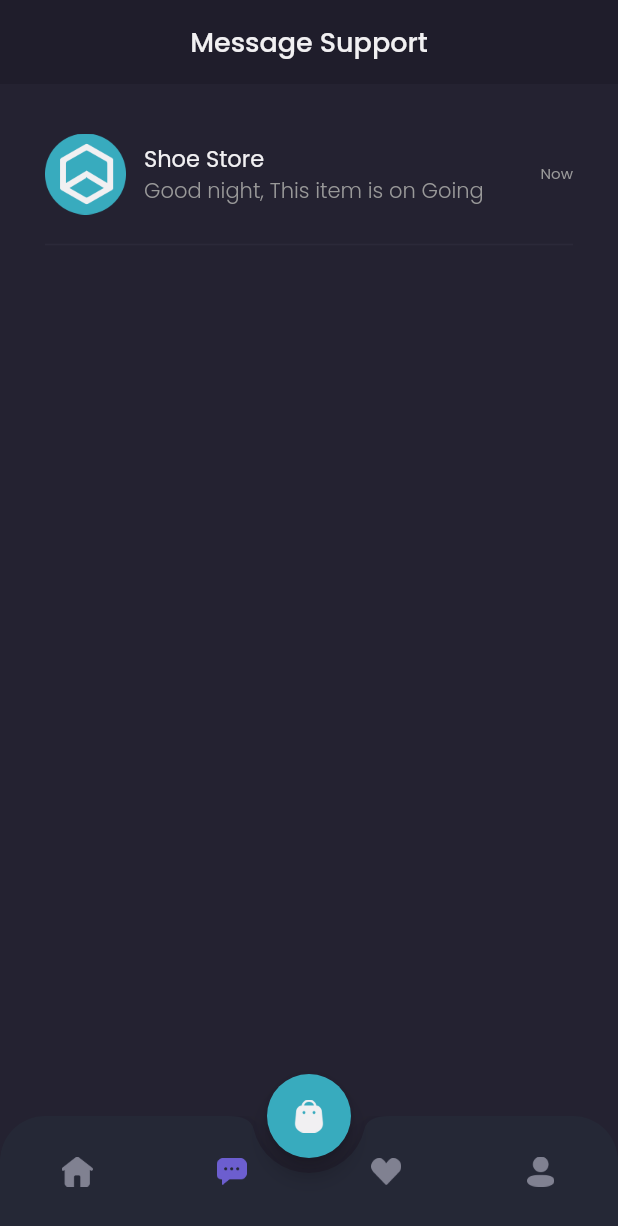
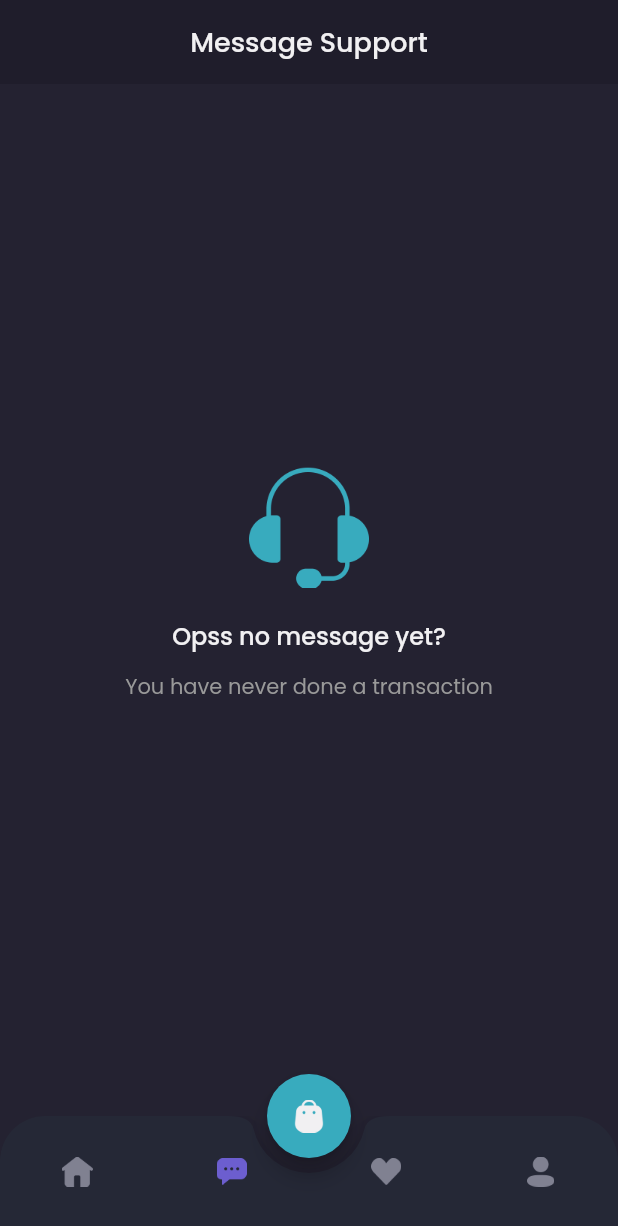
Before and after one commit to mzaka99/tokopaedi, a Flutter app: the MainPage screen opened by its route, item 2 of the bottom bar chosen, on a phone screen of 412 x 824 dp. Shown: the top 1226 px of the screen. Run offline on Flutter 3.47's test engine with Material 2 defaults, Android fonts, the phone set to English and light mode, and no system bars; our stand-ins replace cached_network_image, carousel_slider, cloud_firestore, firebase_auth, firebase_core, firebase_messaging and 7 more; accounts and stored records are empty; network calls fail.

Commit message:
Add: feature Live Chat

```diff
--- a/lib/main.dart
+++ b/lib/main.dart
@@ -14,7 +14,7 @@ import 'package:tokopaedi/pages/splash_page.dart';
 import 'package:tokopaedi/providers/authenticate_provider.dart';
 import 'package:tokopaedi/providers/cart_provider.dart';
 import 'package:tokopaedi/providers/category_product_provider.dart';
-import 'package:tokopaedi/providers/chat_provider.dart';
+import 'package:tokopaedi/providers/message.provider.dart';
 import 'package:tokopaedi/providers/favorite_provider.dart';
 import 'package:tokopaedi/providers/fcm_provider.dart';
 import 'package:tokopaedi/providers/my_order_provider.dart';
@@ -24,7 +24,6 @@ import 'package:timezone/data/latest_10y.dart';
 
 Future<void> _firebaseMessagingBackgroundHandler(RemoteMessage message) async {
   await Firebase.initializeApp();
-  print('Handling a background message ${message.messageId}');
 }
 
 void main() async {
@@ -48,7 +47,7 @@ class MyApp extends StatelessWidget {
         ChangeNotifierProvider(create: (context) => CategoryProductProvider()),
         ChangeNotifierProvider(create: (context) => FavoriteProvider()),
         ChangeNotifierProvider(create: (context) => CartProvider()),
-        ChangeNotifierProvider(create: (context) => ChatProvider()),
+        ChangeNotifierProvider(create: (context) => MessageProvider()),
         ChangeNotifierProvider(create: (context) => MyOrderProvider()),
         ChangeNotifierProvider(create: (context) => FCMProvider()),
       ],
--- a/lib/pages/home/chat_page.dart
+++ b/lib/pages/home/chat_page.dart
@@ -1,6 +1,10 @@
 import 'package:flutter/material.dart';
+import 'package:provider/provider.dart';
 import 'package:tokopaedi/theme.dart';
 import 'package:tokopaedi/widgets/chat_tile.dart';
+import 'package:tokopaedi/widgets/widget_custom.dart';
+
+import '../../providers/message.provider.dart';
 
 class ChatPage extends StatelessWidget {
   const ChatPage({Key? key}) : super(key: key);
@@ -23,79 +27,50 @@ class ChatPage extends StatelessWidget {
       );
     }
 
-    // Widget emptyChat() {
-    //   return Expanded(
-    //       child: Container(
-    //     color: bgColor3,
-    //     width: double.infinity,
-    //     child: Column(
-    //       mainAxisAlignment: MainAxisAlignment.center,
-    //       children: [
-    //         Image.asset(
-    //           'assets/icon/headset_icon.png',
-    //           width: 80,
-    //         ),
-    //         const SizedBox(
-    //           height: 20,
-    //         ),
-    //         Text(
-    //           'Opss no message yet?',
-    //           style: primaryTextStyle.copyWith(
-    //             fontSize: 16,
-    //             fontWeight: medium,
-    //           ),
-    //         ),
-    //         const SizedBox(
-    //           height: 12,
-    //         ),
-    //         Text(
-    //           'You have never done a transaction',
-    //           style: secondaryTextStyle,
-    //         ),
-    //         const SizedBox(
-    //           height: 20,
-    //         ),
-    //         SizedBox(
-    //           height: 44,
-    //           child: TextButton(
-    //               onPressed: () {},
-    //               style: TextButton.styleFrom(
-    //                 padding: const EdgeInsets.symmetric(
-    //                   horizontal: 24,
-    //                   vertical: 10,
-    //                 ),
-    //                 backgroundColor: primaryColor,
-    //                 shape: RoundedRectangleBorder(
-    //                   borderRadius: BorderRadius.circular(
-    //                     12,
-    //                   ),
-    //                 ),
-    //               ),
-    //               child: Text(
-    //                 'Explore Store',
-    //                 style: primaryTextStyle.copyWith(
-    //                   fontSize: 16,
-    //                   fontWeight: medium,
-    //                 ),
-    //               )),
-    //         )
-    //       ],
-    //     ),
-    //   ));
-    // }
-
     Widget content() {
+      return StreamBuilder(
+        stream:
+            Provider.of<MessageProvider>(context, listen: false).getMessage(),
+        builder: (context, snapshot) {
+          if (snapshot.connectionState == ConnectionState.waiting) {
+            return Expanded(
+              child: Center(
+                child: Text(
+                  'Memuat...',
+                  style: subtitleTextSytle,
+                ),
+              ),
+            );
+          } else if (snapshot.data!.docs.isNotEmpty) {
             return Expanded(
               child: Container(
                 width: double.infinity,
                 color: bgColor3,
-          child: ListView(
+                child: ListView.builder(
+                    itemCount: 1,
                     padding: EdgeInsets.symmetric(horizontal: defaultMargin),
-            children: const [
-              ChatTile(),
-            ],
+                    itemBuilder: (context, index) {
+                      DateTime date = DateTime.parse(snapshot
+                          .data!.docs[index]['createdAt']
+                          .toDate()
+                          .toString());
+                      return ChatTile(
+                        message: snapshot.data!.docs[0]['message'],
+                        dateTime: date,
+                      );
+                    }),
               ),
-        ),
+            );
+          } else {
+            return Expanded(
+              child: emptyContent(
+                  assetIcon: 'assets/icon/headset_icon.png',
+                  title: 'Opss no message yet?',
+                  subtitle: 'You have never done a transaction',
+                  withButton: false),
+            );
+          }
+        },
       );
     }
 
--- a/lib/pages/my_order_page.dart
+++ b/lib/pages/my_order_page.dart
@@ -7,7 +7,6 @@ import 'package:tokopaedi/providers/my_order_provider.dart';
 import 'package:tokopaedi/widgets/my_order_card.dart';
 import 'package:tokopaedi/widgets/widget_custom.dart';
 
-import '../providers/cart_provider.dart';
 import '../theme.dart';
 
 class MyOrderPage extends StatelessWidget {
--- a/lib/providers/chat_provider.dart
+++ /dev/null
@@ -1,5 +0,0 @@
-import 'package:flutter/foundation.dart';
-
-class ChatProvider with ChangeNotifier {
-
-}
--- a/lib/providers/my_order_provider.dart
+++ b/lib/providers/my_order_provider.dart
@@ -1,18 +1,11 @@
 import 'package:cloud_firestore/cloud_firestore.dart';
 import 'package:firebase_auth/firebase_auth.dart';
-import 'package:flutter/cupertino.dart';
 import 'package:flutter/material.dart';
 import 'package:provider/provider.dart';
-import 'package:tokopaedi/models/my_order_model.dart';
 import 'package:tokopaedi/providers/fcm_provider.dart';
 import 'package:tokopaedi/widgets/widget_custom.dart';
 
 class MyOrderProvider with ChangeNotifier {
-  List<MyOrderModel> _dataOrder = [];
-  List<MyOrderModel> get dataOrder {
-    return [..._dataOrder];
-  }
-
   Stream<QuerySnapshot<Map<String, dynamic>>>? getDataOrder(String status) {
     final userId = FirebaseAuth.instance.currentUser!.uid;
     return FirebaseFirestore.instance
--- a/lib/widgets/chat_tile.dart
+++ b/lib/widgets/chat_tile.dart
@@ -1,9 +1,13 @@
 import 'package:flutter/material.dart';
 import 'package:tokopaedi/pages/detail_chat_page.dart';
 import 'package:tokopaedi/theme.dart';
+import 'package:intl/intl.dart';
 
 class ChatTile extends StatelessWidget {
-  const ChatTile({Key? key}) : super(key: key);
+  const ChatTile({Key? key, required this.message, required this.dateTime})
+      : super(key: key);
+  final String message;
+  final DateTime dateTime;
 
   @override
   Widget build(BuildContext context) {
@@ -11,7 +15,7 @@ class ChatTile extends StatelessWidget {
       onTap: () {
         Navigator.of(context).push(
           MaterialPageRoute(
-            builder: (context) =>  DetailChatPage(productModel: null),
+            builder: (context) => DetailChatPage(productModel: null),
           ),
         );
       },
@@ -33,13 +37,13 @@ class ChatTile extends StatelessWidget {
                     crossAxisAlignment: CrossAxisAlignment.start,
                     children: [
                       Text(
-                        'Shoe Store',
+                        'Tokopaedi',
                         style: primaryTextStyle.copyWith(
                           fontSize: 15,
                         ),
                       ),
                       Text(
-                        'Good night, This item is on Going',
+                        message,
                         maxLines: 1,
                         style: secondaryTextStyle.copyWith(
                           fontWeight: light,
@@ -50,7 +54,13 @@ class ChatTile extends StatelessWidget {
                   ),
                 ),
                 Text(
-                  'Now',
+                  DateFormat('hh:mm').format(dateTime) ==
+                          DateFormat('hh:mm').format(DateTime.now())
+                      ? 'Now'
+                      : DateFormat('dd/MM/yyyy').format(dateTime) ==
+                              DateFormat('dd/MM/yyyy').format(DateTime.now())
+                          ? DateFormat('hh:mm').format(dateTime)
+                          : DateFormat('dd/MM/yyyy').format(dateTime),
                   style: secondaryTextStyle.copyWith(
                     fontSize: 10,
                   ),
--- a/lib/widgets/widget_custom.dart
+++ b/lib/widgets/widget_custom.dart
@@ -1,7 +1,5 @@
 import 'package:flutter/material.dart';
 import 'package:flutter/services.dart';
-import 'package:provider/provider.dart';
-import 'package:tokopaedi/providers/user_provider.dart';
 
 import '../theme.dart';
 
--- a/pubspec.yaml
+++ b/pubspec.yaml
@@ -51,6 +51,7 @@ dependencies:
   flutter_local_notifications: ^12.0.1+1
   timezone: ^0.9.0
   firebase_messaging: ^13.1.0
+  intl: ^0.17.0
 
 dev_dependencies:
   flutter_test:
```
Also changed, not shown: lib/models/message_model.dart (added, +23 -0 lines), lib/pages/detail_chat_page.dart (+68 -40 lines), lib/providers/message.provider.dart (added, +50 -0 lines), lib/services/message_services.dart (added, +40 -0 lines), lib/widgets/chat_bubble.dart (+7 -11 lines), pubspec.lock. Lines whose indentation alone changed are shown as unchanged.
